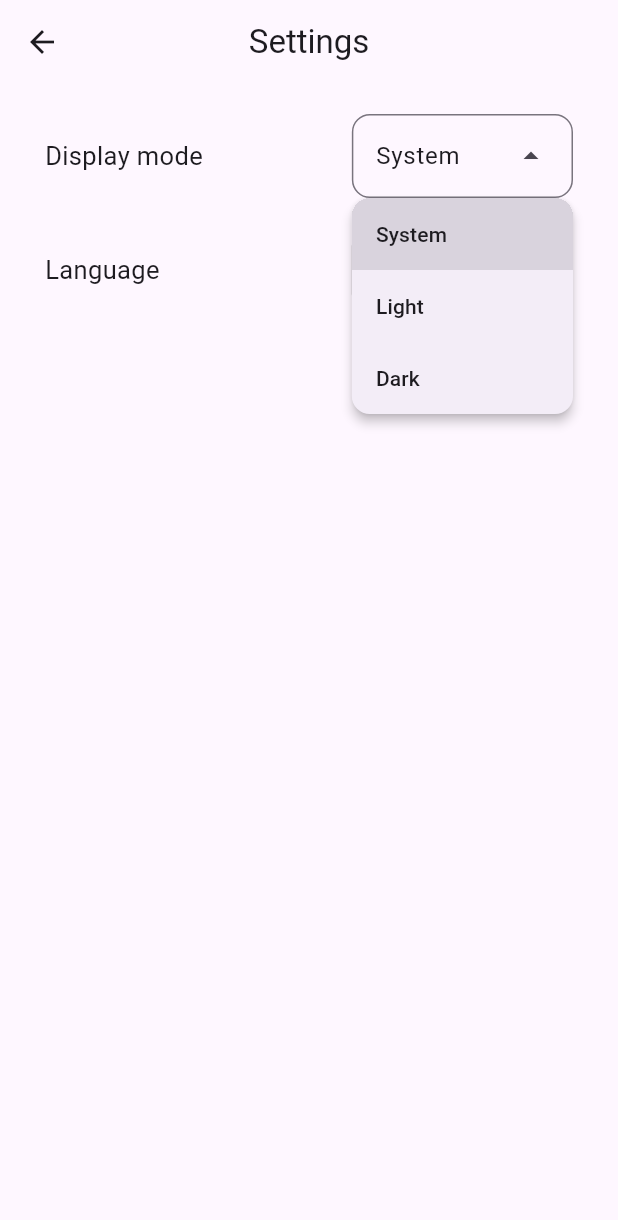
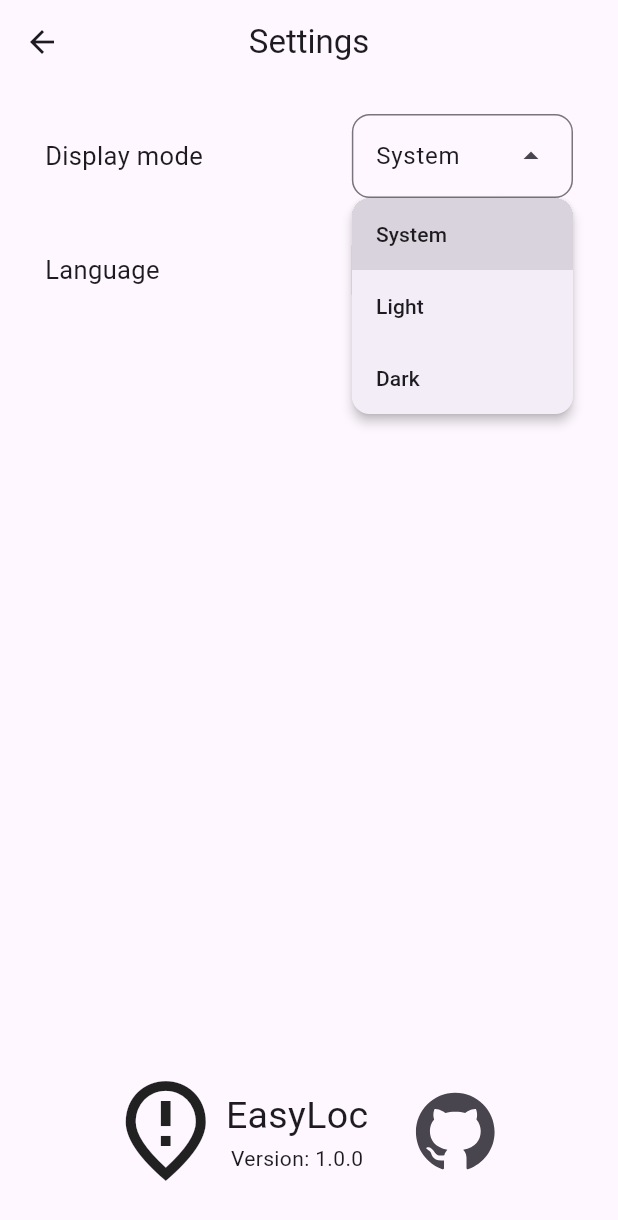
Before and after one commit to scd-appli/easy_loc, a Flutter app: the Settings screen opened by its route, after a tap on "System", on a phone screen of 412 x 824 dp. Shown: the top 1220 px of the screen. Run offline on Flutter 3.47's test engine with Material 3 defaults, Android fonts, the light colour scheme and no system bars; our stand-ins replace camera, icons_plus, package_info_plus, shared_preferences; missing offline and left inert: google_mlkit_barcode_scanning, google_mlkit_text_recognition; accounts and stored records are empty; generated files the repository leaves out were written again.

Commit message:
Refacto UI UX (#6)
* add confirmation before deleting all the history, add information about the app in the settings

* Remove flutter_launcher_icons dependency and update AndroidManifest.xml icon reference

* add build file config

* update gitignore

* Add focus management to navigation actions in HomeScreen

```diff
--- a/lib/l10n/app_en.arb
+++ b/lib/l10n/app_en.arb
@@ -24,5 +24,9 @@
     "historyTitle": "History",
     "emptyHistory": "Empty history",
     "goBack": "Go back",
-    "retry": "Retry"
+    "retry": "Retry",
+    "deleteHistory":"Delete the history",
+    "deleteConfirmation":"It's an action irreversible",
+    "delete":"Delete",
+    "cancel":"Cancel"
 }
--- a/lib/l10n/app_fr.arb
+++ b/lib/l10n/app_fr.arb
@@ -24,5 +24,9 @@
     "historyTitle": "Historique",
     "emptyHistory": "Historique vide",
     "goBack": "Retour",
-    "retry": "Réessayer"
+    "retry": "Réessayer",
+    "deleteHistory":"Supprimer l'historique",
+    "deleteConfirmation":"C'est une action irreversible",
+    "delete":"Supprimer",
+    "cancel":"Annuler"
 }
--- a/lib/screens/settings.dart
+++ b/lib/screens/settings.dart
@@ -6,6 +6,9 @@ import 'package:flutter_gen/gen_l10n/app_localizations.dart';
 import '../components/custom_drop_down_menu.dart';
 import '../functions/display_mode.dart';
 import '../functions/display_language.dart';
+import 'package:package_info_plus/package_info_plus.dart';
+import 'package:icons_plus/icons_plus.dart';
+import 'package:url_launcher/url_launcher.dart';
 
 class Settings extends StatefulWidget {
   const Settings({super.key});
@@ -16,6 +19,7 @@ class Settings extends StatefulWidget {
 
 class _SettingsState extends State<Settings> {
   final SharedPreferencesAsync asyncPrefs = SharedPreferencesAsync();
+  PackageInfo? packageInfo;
 
   late Mode _mode;
   late DisplayLanguage _lang;
@@ -33,7 +37,7 @@ class _SettingsState extends State<Settings> {
     setState(() {
       _isLoading = true;
     });
-    await Future.wait([_loadMode(), _loadLang()]);
+    await Future.wait([_loadMode(), _loadLang(), _loadInfo()]);
     setState(() {
       _isLoading = false;
     });
@@ -45,6 +49,14 @@ class _SettingsState extends State<Settings> {
 
   Future<void> _loadLang() async {
     await _lang.loadSavedSetting();
+  }
+
+  Future<void> _loadInfo() async {
+    try {
+      packageInfo = await PackageInfo.fromPlatform();
+    } catch (e, s) {
+      debugPrint("Error loading settings data: $e\n$s");
+    }
   }
 
   void changeMode(DisplayMode value) {
@@ -98,7 +110,7 @@ class _SettingsState extends State<Settings> {
       child: Scaffold(
         appBar: CustomAppBar(title: l10n.settingsTitle),
         body: Padding(
-          padding: EdgeInsets.only(top: 20, right: 30, left: 30),
+          padding: EdgeInsets.only(top: 20, right: 30, left: 30, bottom: 30),
           child: Center(
             child: Column(
               children: [
@@ -161,6 +173,29 @@ class _SettingsState extends State<Settings> {
                     ),
                   ],
                 ),
+                const Spacer(),
+                Row(
+                  mainAxisAlignment: MainAxisAlignment.center,
+                  children: [
+                    const Icon(Icons.fmd_bad_outlined, size: 80),
+                    Padding(
+                      padding: const EdgeInsets.only(right: 20),
+                      child: Column(
+                        children: [
+                          Text(l10n.appName, style: TextStyle(fontSize: 25)),
+                          Text("Version: ${packageInfo?.version ?? "Unknow"}"),
+                        ],
+                      ),
+                    ),
+                    IconButton(
+                      icon: Icon(AntDesign.github_outline, size: 60),
+                      onPressed:
+                          () => launchUrl(
+                            Uri(scheme: "https", host: "www.github.com", path: "scd-appli/easy_loc"),
+                          ),
+                    ),
+                  ],
+                ),
               ],
             ),
           ),
--- a/pubspec.yaml
+++ b/pubspec.yaml
@@ -34,6 +34,8 @@ dependencies:
   google_mlkit_barcode_scanning: ^0.14.1
   camera: ^0.11.1
   google_mlkit_text_recognition: ^0.15.0
+  icons_plus: ^5.0.0
+  package_info_plus: ^8.3.0
 
 dev_dependencies:
   flutter_test:
```
Also changed, not shown: lib/screens/history.dart (+23 -3 lines), lib/screens/home_screens.dart (+6 -4 lines), EasyLocLogo.png (added), pubspec.lock, 2 other files.
